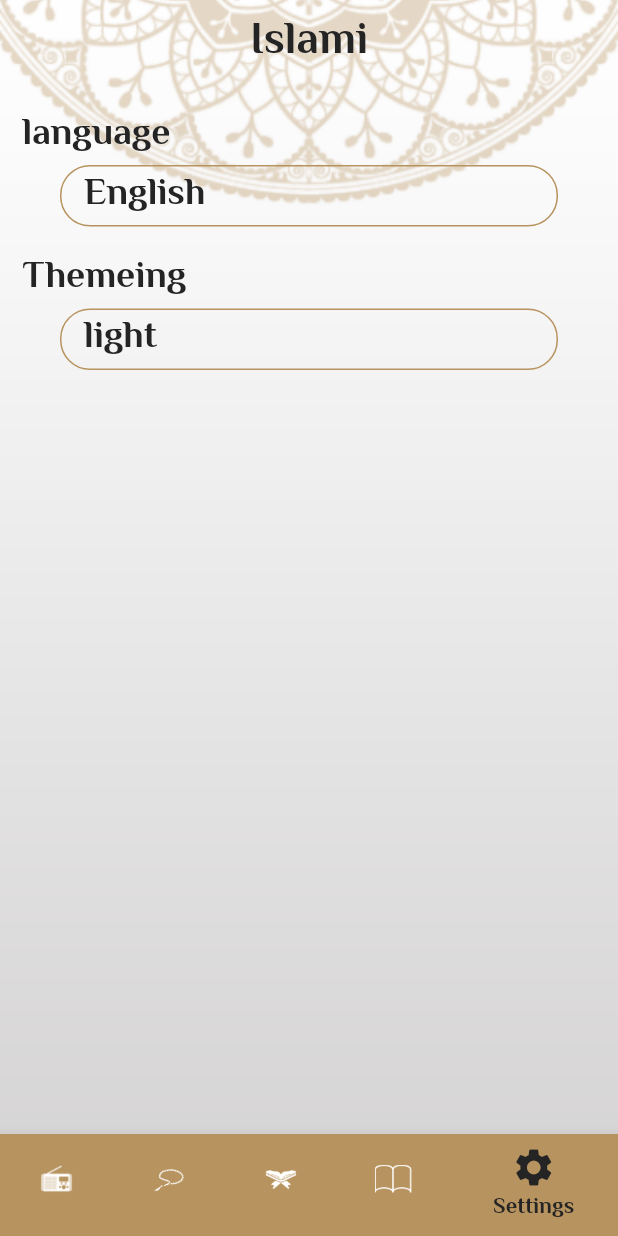
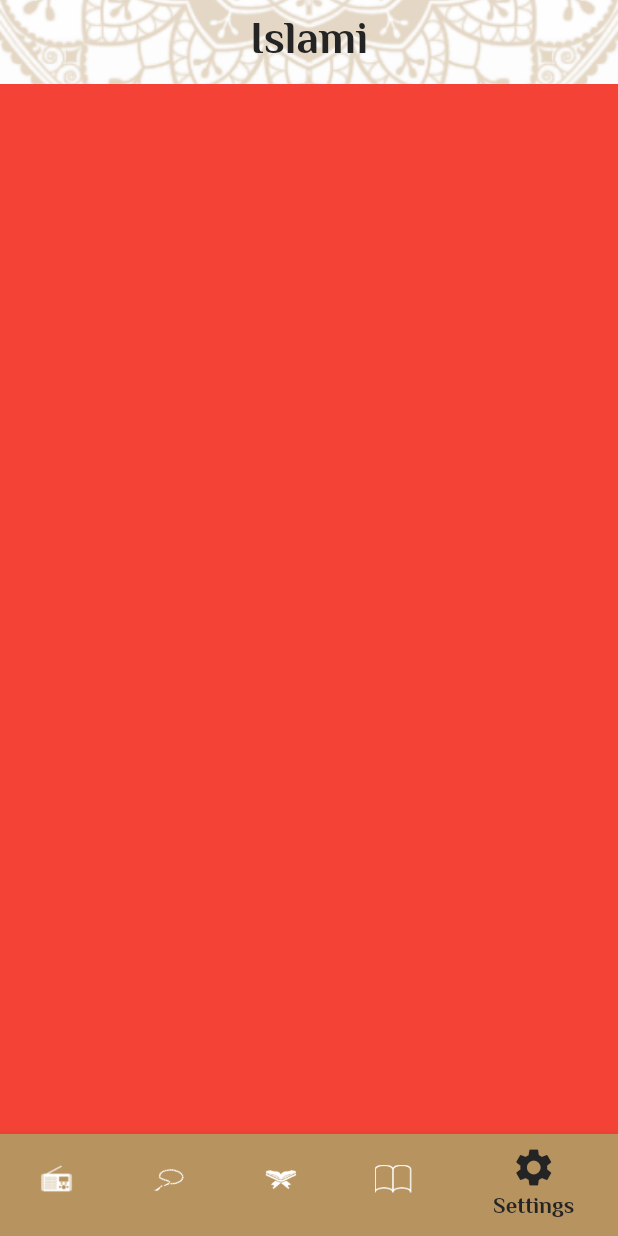
Before and after one commit to yousefel-naggar/islami_app, a Flutter app: the screen it shows after launch, item 5 of the bottom bar chosen, on a phone screen of 412 x 824 dp. Run offline on Flutter 3.47's test engine with Material 2 defaults, Android fonts, the phone set to English and light mode, and no system bars; our stand-ins replace google_fonts; generated files the repository leaves out were written again.

Commit message:
settings tab init

```diff
--- a/lib/tabs/settings_tab.dart
+++ b/lib/tabs/settings_tab.dart
@@ -1,5 +1,4 @@
 import 'package:flutter/material.dart';
-import 'package:islami/my_theme_data.dart';
 
 class SettingsTab extends StatefulWidget {
   const SettingsTab({super.key});
@@ -11,70 +10,6 @@ class SettingsTab extends StatefulWidget {
 class _SettingsTabState extends State<SettingsTab> {
   @override
   Widget build(BuildContext context) {
-    return Padding(
-      padding: const EdgeInsets.all(15.0),
-      child: Column(
-        crossAxisAlignment: CrossAxisAlignment.start,
-        children: [
-          Text("language"),
-          InkWell(
-            onTap: () {
-              showLanguageBottomSheet();
-            },
-            child: Container(
-              margin: EdgeInsets.symmetric(horizontal: 25),
-              padding: EdgeInsets.symmetric(horizontal: 15),
-              width: MediaQuery.of(context).size.width,
-              decoration: BoxDecoration(
-                  borderRadius: BorderRadius.circular(20),
-                  border: Border.all(color: MyThemeData.primaryLightColor)),
-              child: Text("English"),
-            ),
-          ),
-          SizedBox(
-            height: MediaQuery.of(context).size.height * 0.019,
-          ),
-          Text("Themeing"),
-          InkWell(onTap: () {
-            showThemingBottomSheet();
-          },
-            child: Container(
-              margin: EdgeInsets.symmetric(horizontal: 25),
-              padding: EdgeInsets.symmetric(horizontal: 15),
-              width: MediaQuery.of(context).size.width,
-              decoration: BoxDecoration(
-                  borderRadius: BorderRadius.circular(20),
-                  border: Border.all(color: MyThemeData.primaryLightColor)),
-              child: Text("light"),
-            ),
-          )
-        ],
-      ),
-    );
-  }
-
-  showLanguageBottomSheet() {
-    showModalBottomSheet(
-      isScrollControlled: true,
-      shape: OutlineInputBorder(
-          borderSide: BorderSide(color: Colors.transparent),
-          borderRadius: BorderRadius.only(
-              topLeft: Radius.circular(15), topRight: Radius.circular(15))),
-      context: context,
-      builder: (context) =>
-          Container(height: MediaQuery.of(context).size.height * 0.6),
-    );
-  }
-  showThemingBottomSheet() {
-    showModalBottomSheet(
-      isScrollControlled: true,
-      shape: OutlineInputBorder(
-          borderSide: BorderSide(color: Colors.transparent),
-          borderRadius: BorderRadius.only(
-              topLeft: Radius.circular(15), topRight: Radius.circular(15))),
-      context: context,
-      builder: (context) =>
-          Container(height: MediaQuery.of(context).size.height * 0.6),
-    );
+    return Container(color: Colors.red);
   }
 }
```
